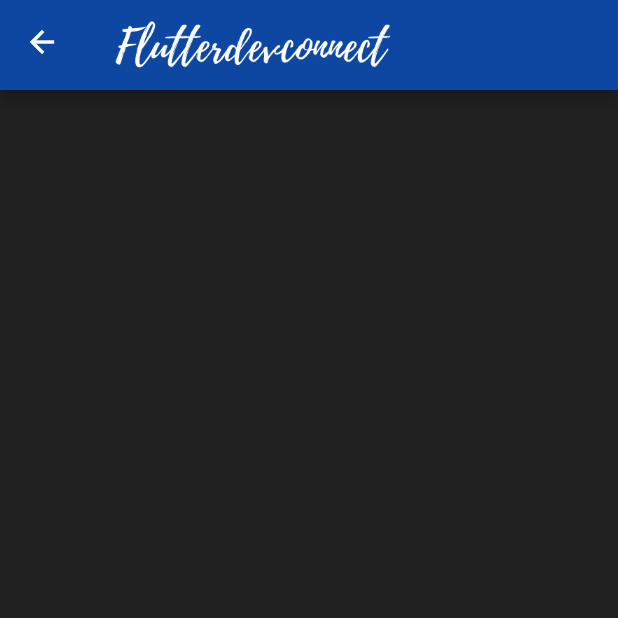
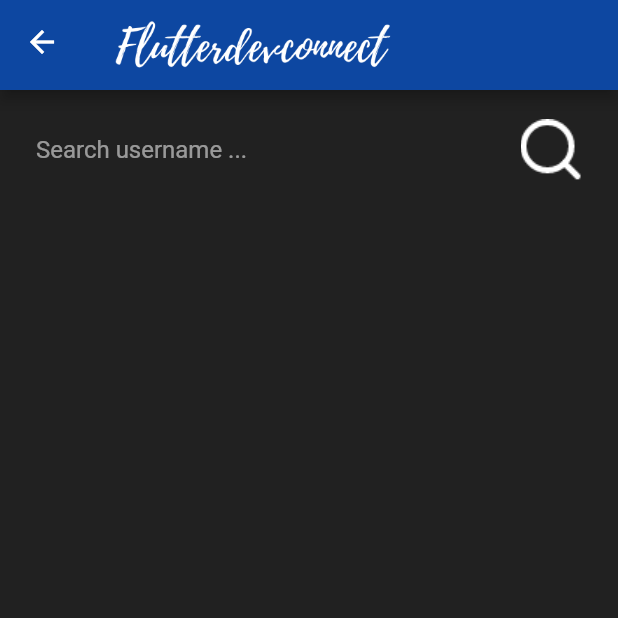
Before and after one commit to Aryan-goel/Chat-App, a Flutter app: the ChatRoom screen opened directly, after a tap on the "search" icon, on a phone screen of 412 x 824 dp, the top half of it. Run offline on Flutter 3.47's test engine with Material 2 defaults, Android fonts, the phone set to English and light mode, and no system bars; our stand-ins replace firebase_auth; accounts and stored records are empty.

Commit message:
search user window

```diff
--- a/lib/screens/chatRoom.dart
+++ b/lib/screens/chatRoom.dart
@@ -17,6 +17,7 @@ class _ChatRoomState extends State<ChatRoom> {
   Widget build(BuildContext context) {
     return Scaffold(
       appBar: AppBar(
+        backgroundColor: Colors.blue[800],
         title: Image.asset(
           "assets/images/logo.png",
           height: 70,
@@ -37,7 +38,7 @@ class _ChatRoomState extends State<ChatRoom> {
       ),
       floatingActionButton: FloatingActionButton(
         onPressed: () {
-          Navigator.push(
+          Navigator.pushReplacement(
               context, MaterialPageRoute(builder: (context) => Search()));
         },
         child: Icon(
--- a/lib/screens/search.dart
+++ b/lib/screens/search.dart
@@ -12,8 +12,28 @@ class _SearchState extends State<Search> {
   @override
   Widget build(BuildContext context) {
     return Scaffold(
-        appBar: PreferredSize(
-            preferredSize: const Size.fromHeight(60),
-            child: appBarMain(context)));
+      appBar: PreferredSize(
+          preferredSize: const Size.fromHeight(60), child: appBarMain(context)),
+      body: Container(
+        child: Column(
+          children: [
+            Container(
+              padding: EdgeInsets.symmetric(horizontal: 24, vertical: 16),
+              child: Row(
+                children: [
+                  Expanded(
+                      child: TextField(
+                          decoration: InputDecoration(
+                              hintText: "Search username ...",
+                              hintStyle: TextStyle(color: Colors.white54),
+                              border: InputBorder.none))),
+                  Image.asset("assets/images/search_white.png")
+                ],
+              ),
+            )
+          ],
+        ),
+      ),
+    );
   }
 }
--- a/pubspec.yaml
+++ b/pubspec.yaml
@@ -49,6 +49,7 @@ flutter:
   # To add assets to your application, add an assets section, like this:
   assets:
     - assets/images/logo.png
+    - assets/images/search_white.png
   #   - images/a_dot_ham.jpeg
 
   # An image asset can refer to one or more resolution-specific "variants", see
```
